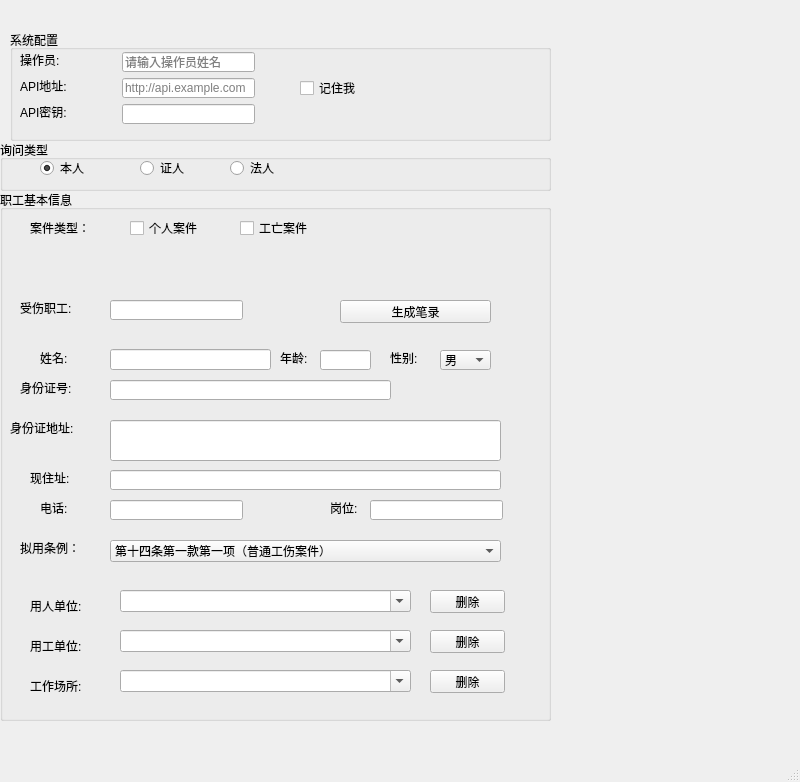
lvguang98/test1.0, file main_window.ui: the form before one commit.
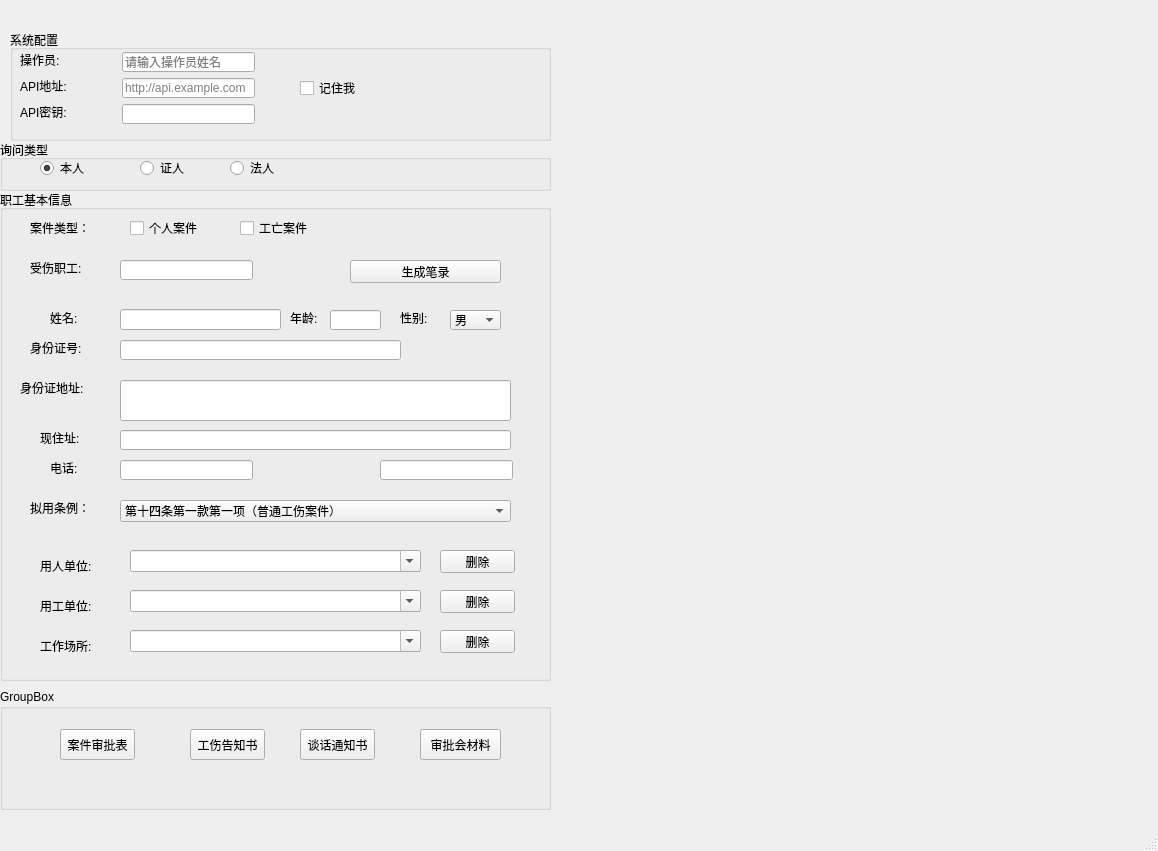
The form after the commit.

Commit message: 笔录功能基本完成，下一步进行一些文本的修改和完善，添加AI功能以及身份证识别器的接入。

The edit to the form file:
```diff
--- a/main_window.ui
+++ b/main_window.ui
@@ -6,8 +6,8 @@
    <rect>
     <x>0</x>
     <y>0</y>
-    <width>800</width>
-    <height>782</height>
+    <width>1158</width>
+    <height>851</height>
    </rect>
   </property>
   <property name="windowTitle">
@@ -124,7 +124,7 @@
       <x>0</x>
       <y>190</y>
       <width>551</width>
-      <height>531</height>
+      <height>491</height>
      </rect>
     </property>
     <property name="title">
@@ -133,8 +133,8 @@
     <widget class="QLabel" name="label_5">
      <property name="geometry">
       <rect>
-       <x>20</x>
-       <y>110</y>
+       <x>30</x>
+       <y>70</y>
        <width>54</width>
        <height>16</height>
       </rect>
@@ -146,8 +146,8 @@
     <widget class="QLabel" name="label_6">
      <property name="geometry">
       <rect>
-       <x>40</x>
-       <y>160</y>
+       <x>50</x>
+       <y>120</y>
        <width>30</width>
        <height>16</height>
       </rect>
@@ -159,8 +159,8 @@
     <widget class="QLabel" name="label_7">
      <property name="geometry">
       <rect>
-       <x>280</x>
-       <y>160</y>
+       <x>290</x>
+       <y>120</y>
        <width>30</width>
        <height>16</height>
       </rect>
@@ -172,8 +172,8 @@
     <widget class="QLabel" name="label_8">
      <property name="geometry">
       <rect>
-       <x>390</x>
-       <y>160</y>
+       <x>400</x>
+       <y>120</y>
        <width>30</width>
        <height>16</height>
       </rect>
@@ -185,8 +185,8 @@
     <widget class="QLabel" name="label_9">
      <property name="geometry">
       <rect>
-       <x>20</x>
-       <y>190</y>
+       <x>30</x>
+       <y>150</y>
        <width>54</width>
        <height>16</height>
       </rect>
@@ -198,8 +198,8 @@
     <widget class="QLabel" name="label_10">
      <property name="geometry">
       <rect>
-       <x>10</x>
-       <y>230</y>
+       <x>20</x>
+       <y>190</y>
        <width>66</width>
        <height>16</height>
       </rect>
@@ -211,8 +211,8 @@
     <widget class="QLabel" name="label_11">
      <property name="geometry">
       <rect>
-       <x>30</x>
-       <y>280</y>
+       <x>40</x>
+       <y>240</y>
        <width>42</width>
        <height>16</height>
       </rect>
@@ -224,8 +224,8 @@
     <widget class="QLabel" name="label_12">
      <property name="geometry">
       <rect>
-       <x>40</x>
-       <y>310</y>
+       <x>50</x>
+       <y>270</y>
        <width>30</width>
        <height>16</height>
       </rect>
@@ -250,8 +250,8 @@
     <widget class="QLineEdit" name="lineEdit_injured_worker">
      <property name="geometry">
       <rect>
-       <x>110</x>
-       <y>110</y>
+       <x>120</x>
+       <y>70</y>
        <width>133</width>
        <height>20</height>
       </rect>
@@ -260,8 +260,8 @@
     <widget class="QLineEdit" name="lineEdit_name">
      <property name="geometry">
       <rect>
-       <x>110</x>
-       <y>159</y>
+       <x>120</x>
+       <y>119</y>
        <width>161</width>
        <height>21</height>
       </rect>
@@ -270,8 +270,8 @@
     <widget class="QLineEdit" name="lineEdit_age">
      <property name="geometry">
       <rect>
-       <x>320</x>
-       <y>160</y>
+       <x>330</x>
+       <y>120</y>
        <width>51</width>
        <height>20</height>
       </rect>
@@ -280,8 +280,8 @@
     <widget class="QLineEdit" name="lineEdit_id_card">
      <property name="geometry">
       <rect>
-       <x>110</x>
-       <y>190</y>
+       <x>120</x>
+       <y>150</y>
        <width>281</width>
        <height>20</height>
       </rect>
@@ -290,8 +290,8 @@
     <widget class="QLineEdit" name="lineEdit_id_address">
      <property name="geometry">
       <rect>
-       <x>110</x>
-       <y>230</y>
+       <x>120</x>
+       <y>190</y>
        <width>391</width>
        <height>41</height>
       </rect>
@@ -300,8 +300,8 @@
     <widget class="QLineEdit" name="lineEdit_current_address">
      <property name="geometry">
       <rect>
-       <x>110</x>
-       <y>280</y>
+       <x>120</x>
+       <y>240</y>
        <width>391</width>
        <height>20</height>
       </rect>
@@ -310,8 +310,8 @@
     <widget class="QLineEdit" name="lineEdit_phone">
      <property name="geometry">
       <rect>
-       <x>110</x>
-       <y>310</y>
+       <x>120</x>
+       <y>270</y>
        <width>133</width>
        <height>20</height>
       </rect>
@@ -320,8 +320,8 @@
     <widget class="QLineEdit" name="lineEdit_position">
      <property name="geometry">
       <rect>
-       <x>370</x>
-       <y>310</y>
+       <x>380</x>
+       <y>270</y>
        <width>133</width>
        <height>20</height>
       </rect>
@@ -330,8 +330,8 @@
     <widget class="QComboBox" name="comboBox_gender">
      <property name="geometry">
       <rect>
-       <x>440</x>
-       <y>160</y>
+       <x>450</x>
+       <y>120</y>
        <width>51</width>
        <height>20</height>
       </rect>
@@ -353,8 +353,8 @@
     <widget class="QLabel" name="label_14">
      <property name="geometry">
       <rect>
-       <x>20</x>
-       <y>350</y>
+       <x>30</x>
+       <y>310</y>
        <width>71</width>
        <height>16</height>
       </rect>
@@ -366,8 +366,8 @@
     <widget class="QComboBox" name="comboBox_regulations">
      <property name="geometry">
       <rect>
-       <x>110</x>
-       <y>350</y>
+       <x>120</x>
+       <y>310</y>
        <width>391</width>
        <height>22</height>
       </rect>
@@ -414,8 +414,8 @@
     <widget class="QLabel" name="label_15">
      <property name="geometry">
       <rect>
-       <x>30</x>
-       <y>410</y>
+       <x>40</x>
+       <y>370</y>
        <width>54</width>
        <height>12</height>
       </rect>
@@ -427,8 +427,8 @@
     <widget class="QLabel" name="label_16">
      <property name="geometry">
       <rect>
-       <x>30</x>
-       <y>450</y>
+       <x>40</x>
+       <y>410</y>
        <width>54</width>
        <height>12</height>
       </rect>
@@ -440,8 +440,8 @@
     <widget class="QLabel" name="label_17">
      <property name="geometry">
       <rect>
-       <x>30</x>
-       <y>490</y>
+       <x>40</x>
+       <y>450</y>
        <width>54</width>
        <height>12</height>
       </rect>
@@ -453,8 +453,8 @@
     <widget class="QComboBox" name="comboBox_employer">
      <property name="geometry">
       <rect>
-       <x>120</x>
-       <y>400</y>
+       <x>130</x>
+       <y>360</y>
        <width>291</width>
        <height>22</height>
       </rect>
@@ -469,8 +469,8 @@
     <widget class="QComboBox" name="comboBox_work_unit">
      <property name="geometry">
       <rect>
-       <x>120</x>
-       <y>440</y>
+       <x>130</x>
+       <y>400</y>
        <width>291</width>
        <height>22</height>
       </rect>
@@ -485,8 +485,8 @@
     <widget class="QComboBox" name="comboBox_workplace">
      <property name="geometry">
       <rect>
-       <x>120</x>
-       <y>480</y>
+       <x>130</x>
+       <y>440</y>
        <width>291</width>
        <height>22</height>
       </rect>
@@ -540,8 +540,8 @@
     <widget class="QPushButton" name="btn_generate_record">
      <property name="geometry">
       <rect>
-       <x>340</x>
-       <y>110</y>
+       <x>350</x>
+       <y>70</y>
        <width>151</width>
        <height>23</height>
       </rect>
@@ -553,8 +553,8 @@
     <widget class="QPushButton" name="btn_delete_employer">
      <property name="geometry">
       <rect>
-       <x>430</x>
-       <y>400</y>
+       <x>440</x>
+       <y>360</y>
        <width>75</width>
        <height>23</height>
       </rect>
@@ -566,8 +566,8 @@
     <widget class="QPushButton" name="btn_delete_work_unit">
      <property name="geometry">
       <rect>
-       <x>430</x>
-       <y>440</y>
+       <x>440</x>
+       <y>400</y>
        <width>75</width>
        <height>23</height>
       </rect>
@@ -579,8 +579,8 @@
     <widget class="QPushButton" name="btn_delete_workplace">
      <property name="geometry">
       <rect>
-       <x>430</x>
-       <y>480</y>
+       <x>440</x>
+       <y>440</y>
        <width>75</width>
        <height>23</height>
       </rect>
@@ -645,6 +645,71 @@
      </property>
     </widget>
    </widget>
+   <widget class="QGroupBox" name="groupBox_3">
+    <property name="geometry">
+     <rect>
+      <x>0</x>
+      <y>689</y>
+      <width>551</width>
+      <height>121</height>
+     </rect>
+    </property>
+    <property name="title">
+     <string>GroupBox</string>
+    </property>
+    <widget class="QPushButton" name="btn_case_approval">
+     <property name="geometry">
+      <rect>
+       <x>60</x>
+       <y>40</y>
+       <width>75</width>
+       <height>31</height>
+      </rect>
+     </property>
+     <property name="text">
+      <string>案件审批表</string>
+     </property>
+    </widget>
+    <widget class="QPushButton" name="btn_injury_notice">
+     <property name="geometry">
+      <rect>
+       <x>190</x>
+       <y>40</y>
+       <width>75</width>
+       <height>31</height>
+      </rect>
+     </property>
+     <property name="text">
+      <string>工伤告知书</string>
+     </property>
+    </widget>
+    <widget class="QPushButton" name="btn_interview_notice">
+     <property name="geometry">
+      <rect>
+       <x>300</x>
+       <y>40</y>
+       <width>75</width>
+       <height>31</height>
+      </rect>
+     </property>
+     <property name="text">
+      <string>谈话通知书</string>
+     </property>
+    </widget>
+    <widget class="QPushButton" name="btn_review_materials">
+     <property name="geometry">
+      <rect>
+       <x>420</x>
+       <y>40</y>
+       <width>81</width>
+       <height>31</height>
+      </rect>
+     </property>
+     <property name="text">
+      <string>审批会材料</string>
+     </property>
+    </widget>
+   </widget>
   </widget>
   <widget class="QMenuBar" name="menubar">
    <property name="geometry">
```
Left out of the diff: 2 changed lines with no effect on the pictures. The commit also changes 2 other files.
